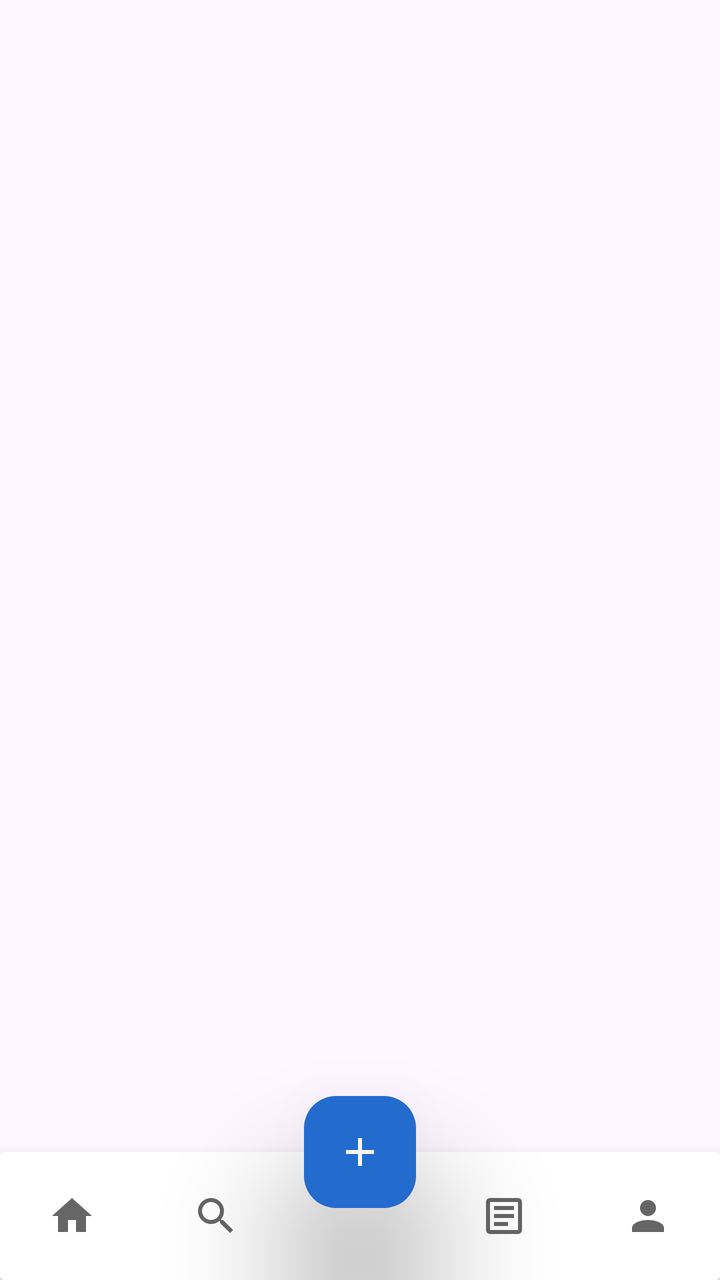
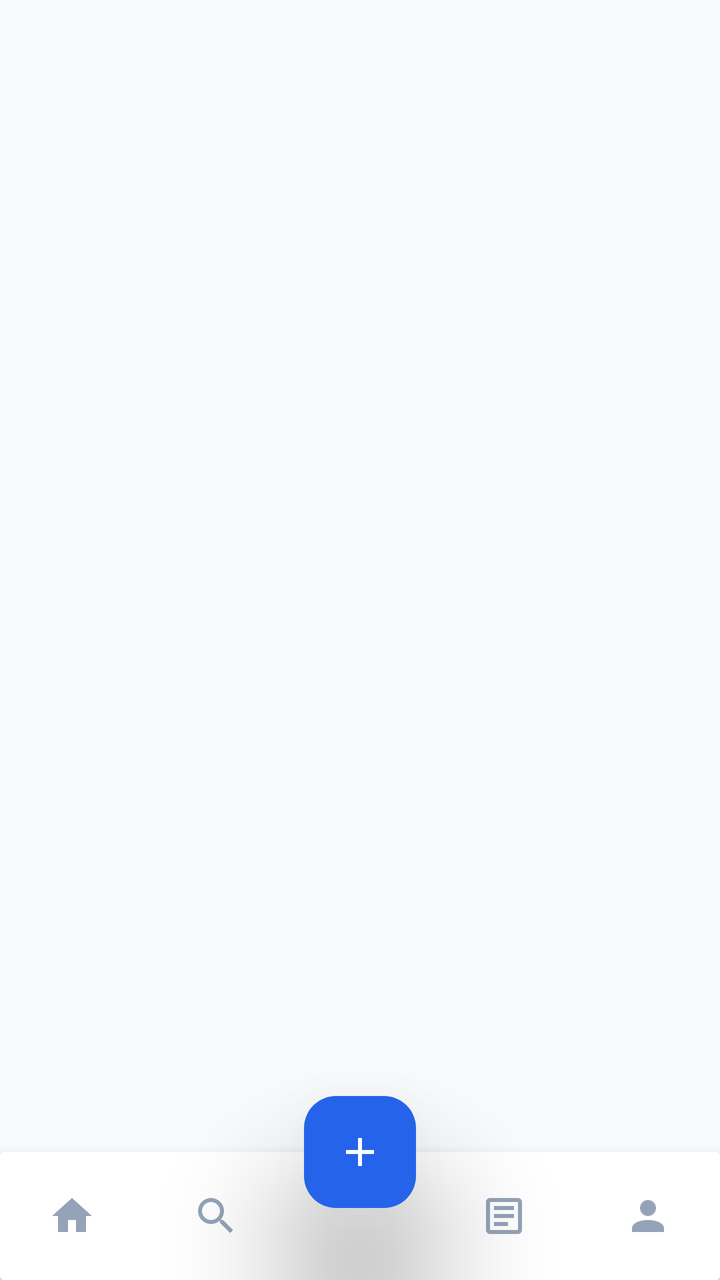

The first picture is an Android layout as it rendered before a commit; the second is the same layout after the commit. The layout source and the unified diff follow.
<!-- AndroidManifest.xml: application theme Theme.FoundIT -->
<!-- res/layout/layout_bottom_navigation.xml -->
<androidx.constraintlayout.widget.ConstraintLayout xmlns:android="http://schemas.android.com/apk/res/android"
    xmlns:app="http://schemas.android.com/apk/res-auto"
    android:id="@+id/bottomNavContainer"
    android:layout_width="match_parent"
    android:layout_height="wrap_content"
    android:clipChildren="false"
    android:clipToPadding="false"
    android:background="@android:color/transparent">

    <androidx.cardview.widget.CardView
        android:id="@+id/navBarCard"
        android:layout_width="match_parent"
        android:layout_height="64dp"
        app:layout_constraintBottom_toBottomOf="parent"
        android:elevation="0dp"
        app:cardElevation="8dp"
        app:cardBackgroundColor="@color/surface">

        <LinearLayout
            android:layout_width="match_parent"
            android:layout_height="match_parent"
            android:orientation="horizontal"
            android:gravity="center">

            <ImageButton
                android:id="@+id/navHome"
                android:layout_width="0dp"
                android:layout_height="match_parent"
                android:layout_weight="1"
                android:src="@drawable/ic_nav_home"
                android:background="?attr/selectableItemBackgroundBorderless"
                app:tint="@color/muted"
                android:contentDescription="Home"/>

            <ImageButton
                android:id="@+id/navSearch"
                android:layout_width="0dp"
                android:layout_height="match_parent"
                android:layout_weight="1"
                android:src="@drawable/ic_nav_search"
                android:background="?attr/selectableItemBackgroundBorderless"
                app:tint="@color/muted"
                android:contentDescription="Search"/>

            <View
                android:layout_width="0dp"
                android:layout_height="match_parent"
                android:layout_weight="1" />

            <ImageButton
                android:id="@+id/navReports"
                android:layout_width="0dp"
                android:layout_height="match_parent"
                android:layout_weight="1"
                android:src="@drawable/ic_nav_reports"
                android:background="?attr/selectableItemBackgroundBorderless"
                app:tint="@color/muted"
                android:contentDescription="My Reports"/>

            <ImageButton
                android:id="@+id/navProfile"
                android:layout_width="0dp"
                android:layout_height="match_parent"
                android:layout_weight="1"
                android:src="@drawable/ic_nav_profile"
                android:background="?attr/selectableItemBackgroundBorderless"
                app:tint="@color/muted"
                android:contentDescription="Profile"/>

        </LinearLayout>
    </androidx.cardview.widget.CardView>

    <com.google.android.material.floatingactionbutton.FloatingActionButton
        android:id="@+id/navAdd"
        android:layout_width="wrap_content"
        android:layout_height="wrap_content"
        android:src="@drawable/ic_nav_add"
        app:fabSize="normal"
        app:backgroundTint="@color/blue"
        app:tint="@android:color/white"
        app:layout_constraintBottom_toTopOf="@id/navBarCard"
        app:layout_constraintTop_toTopOf="@id/navBarCard"
        app:layout_constraintStart_toStartOf="parent"
        app:layout_constraintEnd_toEndOf="parent"
        android:elevation="20dp"
        app:elevation="20dp"
        android:translationZ="20dp"
        app:pressedTranslationZ="12dp"
        app:borderWidth="0dp"
        android:stateListAnimator="@null"
        android:contentDescription="Add Report"/>

</androidx.constraintlayout.widget.ConstraintLayout>
<!-- resources referenced by this layout -->
<resources>
  <color name="blue">#246BCE</color>
  <color name="muted">#666666</color>
  <color name="surface">#FFFFFF</color>
  <!-- drawable ic_nav_add (drawable) -->
  <vector xmlns:android="http://schemas.android.com/apk/res/android"
      android:width="24dp" android:height="24dp" android:viewportWidth="24" android:viewportHeight="24">
      <path android:fillColor="#FFFFFF" android:pathData="M19,13H13V19H11V13H5V11H13V5H11V11H19V13Z"/>
  </vector>
  <!-- drawable ic_nav_home (drawable) -->
  <vector xmlns:android="http://schemas.android.com/apk/res/android"
      android:width="24dp" android:height="24dp" android:viewportWidth="24" android:viewportHeight="24">
      <path android:fillColor="#FF000000" android:pathData="M10,20V14H14V20H19V12H22L12,3L2,12H5V20H10Z"/>
  </vector>
  <!-- drawable ic_nav_profile (drawable) -->
  <vector xmlns:android="http://schemas.android.com/apk/res/android"
      android:width="24dp" android:height="24dp" android:viewportWidth="24" android:viewportHeight="24">
      <path android:fillColor="#FF000000" android:pathData="M12,4A4,4 0 0,1 16,8A4,4 0 0,1 12,12A4,4 0 0,1 8,8A4,4 0 0,1 12,4M12,14C16.42,14 20,15.79 20,18V20H4V18C4,15.79 7.58,14 12,14Z"/>
  </vector>
  <!-- drawable ic_nav_reports (drawable) -->
  <vector xmlns:android="http://schemas.android.com/apk/res/android"
      android:width="24dp" android:height="24dp" android:viewportWidth="24" android:viewportHeight="24">
      <path android:fillColor="#FF000000" android:pathData="M19,3H5C3.89,3 3,3.9 3,5V19C3,20.1 3.89,21 5,21H19C20.1,21 21,20.1 21,19V5C21,3.9 20.1,3 19,3M19,19H5V5H19V19M7,7H17V9H7V7M7,11H17V13H7V11M7,15H14V17H7V15Z"/>
  </vector>
  <!-- drawable ic_nav_search (drawable) -->
  <vector xmlns:android="http://schemas.android.com/apk/res/android"
      android:width="24dp" android:height="24dp" android:viewportWidth="24" android:viewportHeight="24">
      <path android:fillColor="#FF000000" android:pathData="M15.5,14H14.71L14.43,13.73C15.41,12.59 16,11.11 16,9.5A6.5,6.5 0 1,0 9.5,16C11.11,16 12.59,15.41 13.73,14.43L14,14.71V15.5L19,20.5L20.5,19L15.5,14M9.5,14C7.01,14 5,11.99 5,9.5C5,7.01 7.01,5 9.5,5C11.99,5 14,7.01 14,9.5C14,11.99 11.99,14 9.5,14Z"/>
  </vector>
  <style name="Theme.FoundIT" parent="Theme.Material3.DayNight.NoActionBar">
          <item name="colorPrimary">@color/blue</item>
          <item name="colorSecondary">@color/green</item>
          <item name="android:fontFamily">sans</item>
          <item name="android:statusBarColor">@color/blue_dark</item>
          <item name="android:navigationBarColor">@color/surface</item>
          <item name="android:windowLightStatusBar">false</item>
      </style>
  <color name="green">#2EAD67</color>
  <color name="blue_dark">#1552A3</color>
</resources>

<!-- the commit's change to res/layout/layout_bottom_navigation.xml (unified diff, before → after) -->
@@ -14,7 +14,7 @@
         app:layout_constraintBottom_toBottomOf="parent"
         android:elevation="0dp"
         app:cardElevation="8dp"
-        app:cardBackgroundColor="@color/surface">
+        app:cardBackgroundColor="@color/foundit_surface">
 
         <LinearLayout
             android:layout_width="match_parent"
@@ -29,7 +29,7 @@
                 android:layout_weight="1"
                 android:src="@drawable/ic_nav_home"
                 android:background="?attr/selectableItemBackgroundBorderless"
-                app:tint="@color/muted"
+                app:tint="@color/foundit_text_muted"
                 android:contentDescription="Home"/>
 
             <ImageButton
@@ -39,7 +39,7 @@
                 android:layout_weight="1"
                 android:src="@drawable/ic_nav_search"
                 android:background="?attr/selectableItemBackgroundBorderless"
-                app:tint="@color/muted"
+                app:tint="@color/foundit_text_muted"
                 android:contentDescription="Search"/>
 
             <View
@@ -54,7 +54,7 @@
                 android:layout_weight="1"
                 android:src="@drawable/ic_nav_reports"
                 android:background="?attr/selectableItemBackgroundBorderless"
-                app:tint="@color/muted"
+                app:tint="@color/foundit_text_muted"
                 android:contentDescription="My Reports"/>
 
             <ImageButton
@@ -64,7 +64,7 @@
                 android:layout_weight="1"
                 android:src="@drawable/ic_nav_profile"
                 android:background="?attr/selectableItemBackgroundBorderless"
-                app:tint="@color/muted"
+                app:tint="@color/foundit_text_muted"
                 android:contentDescription="Profile"/>
 
         </LinearLayout>
@@ -76,7 +76,7 @@
         android:layout_height="wrap_content"
         android:src="@drawable/ic_nav_add"
         app:fabSize="normal"
-        app:backgroundTint="@color/blue"
+        app:backgroundTint="@color/foundit_primary"
         app:tint="@android:color/white"
         app:layout_constraintBottom_toTopOf="@id/navBarCard"
         app:layout_constraintTop_toTopOf="@id/navBarCard"
<!-- resource entries referenced after the edit -->
@@ -1,8 +1,8 @@
 <!-- resources referenced by this layout -->
 <resources>
-  <color name="blue">#246BCE</color>
-  <color name="muted">#666666</color>
-  <color name="surface">#FFFFFF</color>
+  <color name="foundit_primary">#2563EB</color>
+  <color name="foundit_surface">#FFFFFF</color>
+  <color name="foundit_text_muted">#94A3B8</color>
   <!-- drawable ic_nav_add (drawable) -->
   <vector xmlns:android="http://schemas.android.com/apk/res/android"
       android:width="24dp" android:height="24dp" android:viewportWidth="24" android:viewportHeight="24">
@@ -29,14 +29,16 @@
       <path android:fillColor="#FF000000" android:pathData="M15.5,14H14.71L14.43,13.73C15.41,12.59 16,11.11 16,9.5A6.5,6.5 0 1,0 9.5,16C11.11,16 12.59,15.41 13.73,14.43L14,14.71V15.5L19,20.5L20.5,19L15.5,14M9.5,14C7.01,14 5,11.99 5,9.5C5,7.01 7.01,5 9.5,5C11.99,5 14,7.01 14,9.5C14,11.99 11.99,14 9.5,14Z"/>
   </vector>
   <style name="Theme.FoundIT" parent="Theme.Material3.DayNight.NoActionBar">
-          <item name="colorPrimary">@color/blue</item>
-          <item name="colorSecondary">@color/green</item>
+          <item name="colorPrimary">@color/foundit_primary</item>
+          <item name="colorSecondary">@color/foundit_found</item>
+          <item name="android:colorBackground">@color/foundit_background</item>
+          <item name="colorSurface">@color/foundit_surface</item>
           <item name="android:fontFamily">sans</item>
-          <item name="android:statusBarColor">@color/blue_dark</item>
-          <item name="android:navigationBarColor">@color/surface</item>
-          <item name="android:windowLightStatusBar">false</item>
+          <item name="android:statusBarColor">@color/foundit_background</item>
+          <item name="android:navigationBarColor">@color/foundit_surface</item>
+          <item name="android:windowLightStatusBar">true</item>
       </style>
-  <color name="green">#2EAD67</color>
-  <color name="blue_dark">#1552A3</color>
+  <color name="foundit_found">#16A34A</color>
+  <color name="foundit_background">#F8FAFC</color>
 </resources>
 
